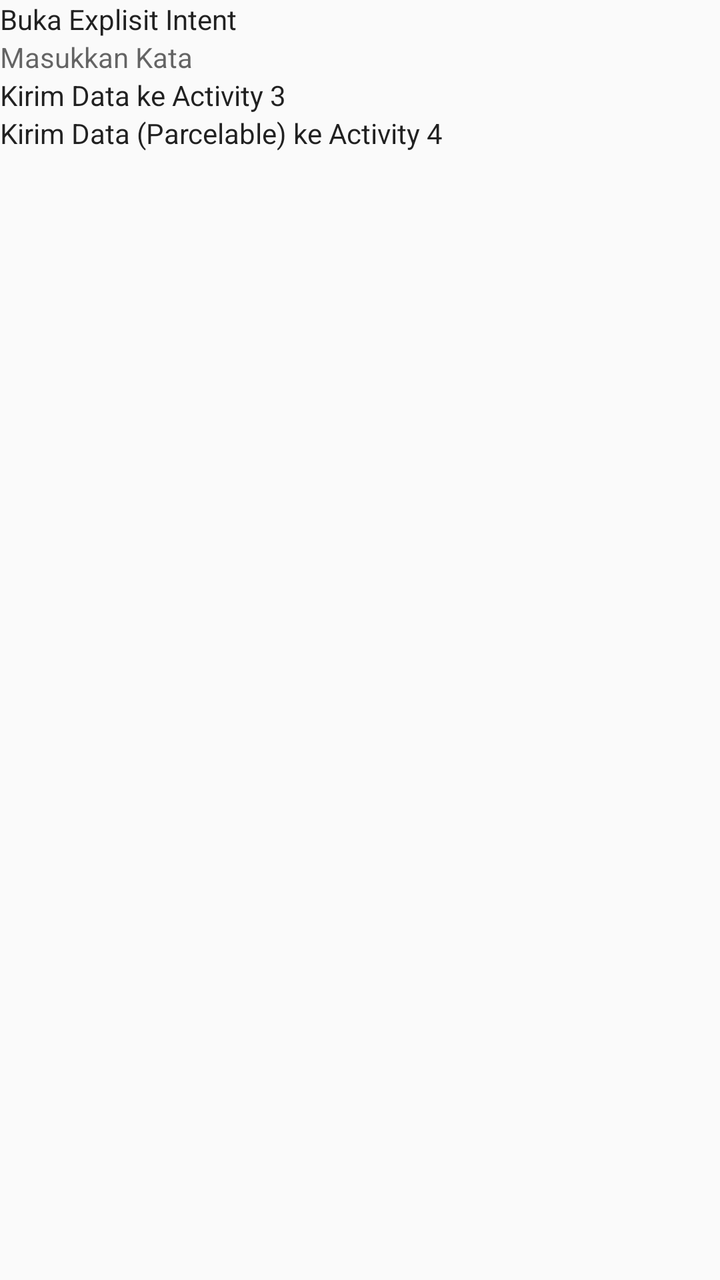
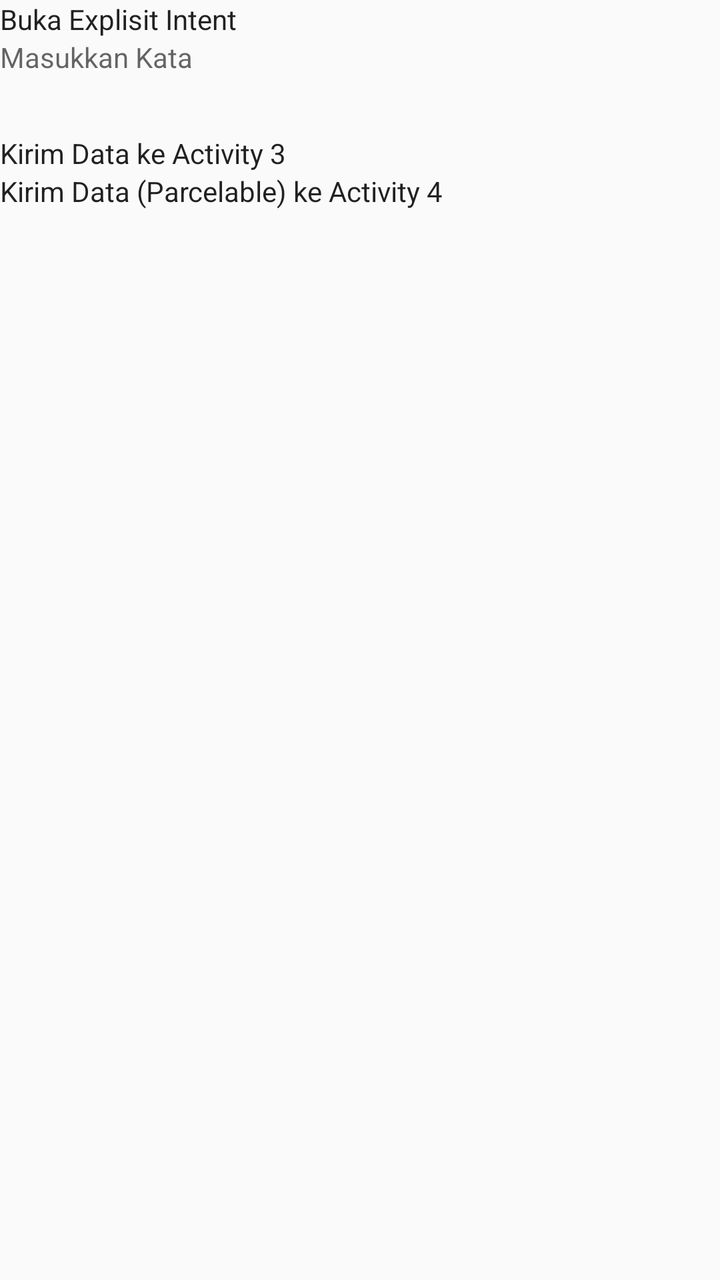

Compare the two renders of this Android layout. The source of the first and the diff that turns it into the second are given below.
<!-- AndroidManifest.xml: activity theme Theme.ExplisitIntent -->
<!-- res/layout/activity_main.xml -->
<?xml version="1.0" encoding="utf-8"?>
<LinearLayout xmlns:android="http://schemas.android.com/apk/res/android"
    xmlns:tools="http://schemas.android.com/tools"
    android:orientation="vertical"
    android:id="@+id/main"
    android:layout_width="match_parent"
    android:layout_height="match_parent"
    tools:context=".MainActivity"
    android:layout_margin="16dp"
    >

    <Button
        android:layout_width="match_parent"
        android:layout_height="wrap_content"
        android:id="@+id/btnExplisit1"
        android:text="Buka Explisit Intent"
        >
    </Button>

    <EditText
        android:layout_width="match_parent"
        android:layout_height="wrap_content"
        android:id="@+id/dataKirim"
        android:inputType="text"
        android:hint="Masukkan Kata"
        >
    </EditText>

    <Button
        android:layout_width="match_parent"
        android:layout_height="wrap_content"
        android:id="@+id/btnExplisit2"
        android:text="Kirim Data ke Activity 3"
        >
    </Button>

    <Button
        android:layout_width="match_parent"
        android:layout_height="wrap_content"
        android:id="@+id/btnImplisit3"
        android:text="Kirim Data (Parcelable) ke Activity 4"
        >
    </Button>


</LinearLayout>
<!-- resources referenced by this layout -->
<resources>
  <style name="Theme.ExplisitIntent" parent="android:Theme.Material.Light.NoActionBar" />
</resources>

<!-- the commit's change to res/layout/activity_main.xml (unified diff, before → after) -->
@@ -23,6 +23,7 @@
         android:id="@+id/dataKirim"
         android:inputType="text"
         android:hint="Masukkan Kata"
+        android:minHeight="48dp"
         >
     </EditText>
 
<!-- resource entries referenced after the edit -->
@@ -1,5 +1,6 @@
 <!-- resources referenced by this layout -->
 <resources>
-  <style name="Theme.ExplisitIntent" parent="android:Theme.Material.Light.NoActionBar" />
+  <style name="Theme.ExplisitIntent" parent="android:Theme.Material.Light.NoActionBar">
+      </style>
 </resources>
 
